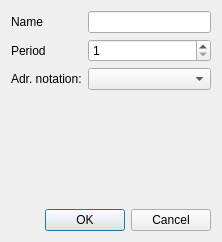
First picture: the form in src/core/gui/dialogs/core_dialogdataview.ui, repository serhmarch/ModbusTools, before the edit.
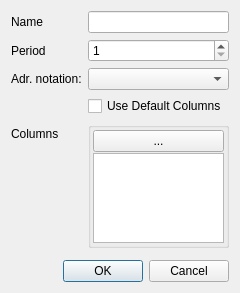
Second picture: the form after the edit.

Commit message: Begin to add editable columns capabilities for DataView list

```diff
--- a/src/core/gui/dialogs/core_dialogdataview.ui
+++ b/src/core/gui/dialogs/core_dialogdataview.ui
@@ -6,8 +6,8 @@
    <rect>
     <x>0</x>
     <y>0</y>
-    <width>222</width>
-    <height>242</height>
+    <width>240</width>
+    <height>293</height>
    </rect>
   </property>
   <property name="windowTitle">
@@ -54,7 +54,54 @@
    <item row="2" column="1">
     <widget class="QComboBox" name="cmbAddressNotation"/>
    </item>
-   <item row="3" column="0">
+   <item row="4" column="0">
+    <widget class="QLabel" name="label_4">
+     <property name="text">
+      <string>Columns</string>
+     </property>
+    </widget>
+   </item>
+   <item row="4" column="1">
+    <widget class="QGroupBox" name="grDataViewColumns">
+     <property name="title">
+      <string/>
+     </property>
+     <property name="flat">
+      <bool>false</bool>
+     </property>
+     <property name="checkable">
+      <bool>false</bool>
+     </property>
+     <layout class="QVBoxLayout" name="verticalLayout">
+      <property name="spacing">
+       <number>1</number>
+      </property>
+      <property name="leftMargin">
+       <number>2</number>
+      </property>
+      <property name="topMargin">
+       <number>2</number>
+      </property>
+      <property name="rightMargin">
+       <number>2</number>
+      </property>
+      <property name="bottomMargin">
+       <number>2</number>
+      </property>
+      <item>
+       <widget class="QPushButton" name="btnEditDataViewColumns">
+        <property name="text">
+         <string>...</string>
+        </property>
+       </widget>
+      </item>
+      <item>
+       <widget class="QListWidget" name="lsDataViewColumns"/>
+      </item>
+     </layout>
+    </widget>
+   </item>
+   <item row="5" column="0">
     <spacer name="verticalSpacer">
      <property name="orientation">
       <enum>Qt::Vertical</enum>
@@ -67,7 +114,7 @@
      </property>
     </spacer>
    </item>
-   <item row="4" column="0" colspan="2">
+   <item row="6" column="0" colspan="2">
     <widget class="QDialogButtonBox" name="buttonBox">
      <property name="orientation">
       <enum>Qt::Horizontal</enum>
@@ -77,6 +124,13 @@
      </property>
     </widget>
    </item>
+   <item row="3" column="1">
+    <widget class="QCheckBox" name="chbUseDefaultColumns">
+     <property name="text">
+      <string>Use Default Columns</string>
+     </property>
+    </widget>
+   </item>
   </layout>
  </widget>
  <resources/>
```
The commit also changes 19 other files.
